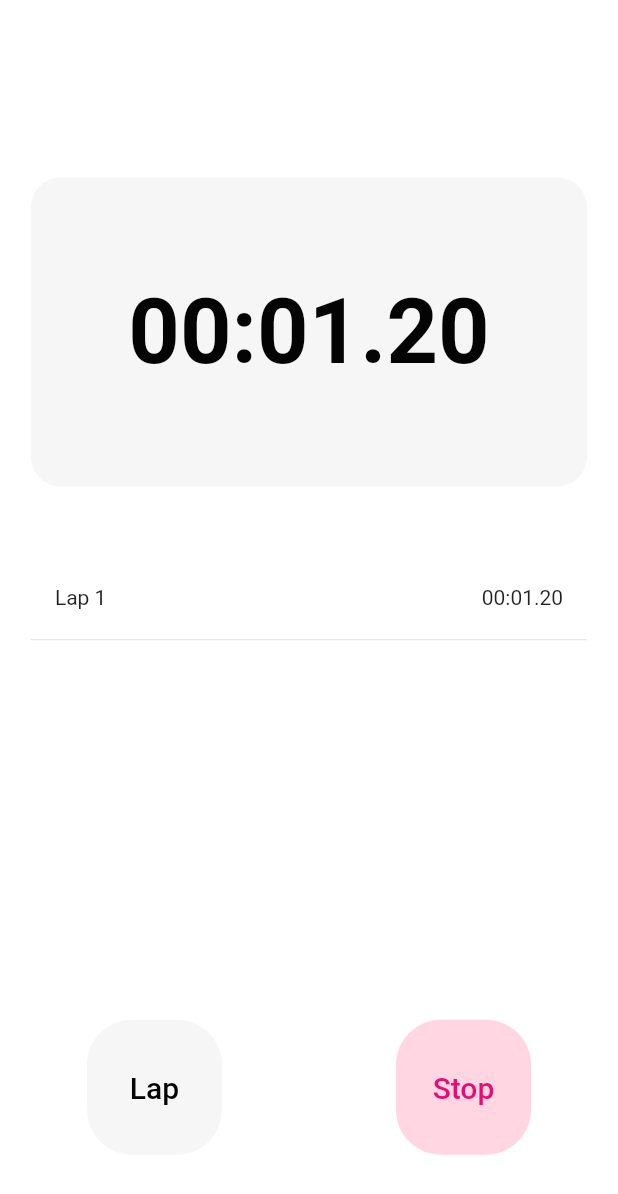
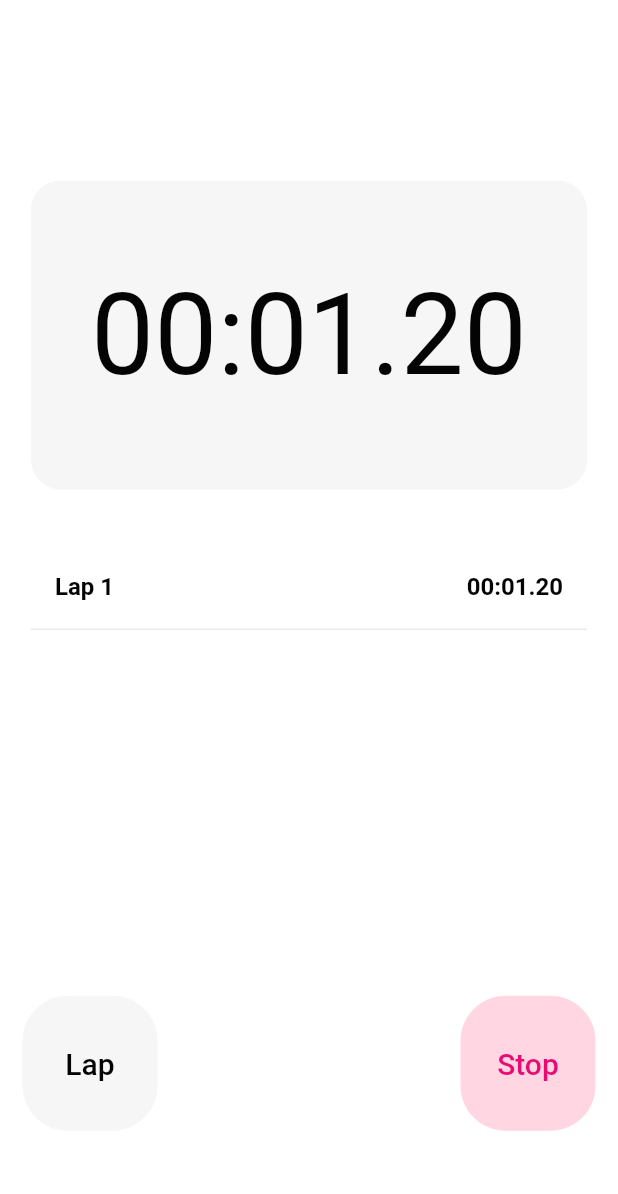
Before and after one commit to vincentmDAS/flutter_stopwatch, a Flutter app: the screen it shows after launch, after a tap on "Start", on a phone screen of 412 x 824 dp. Shown: the top 1194 px of the screen. Run offline on Flutter 3.47's test engine with Material 2 defaults, Android fonts, the phone set to English and light mode, and no system bars; our stand-ins replace device_preview, flutter_riverpod.

Commit message:
adjust font

```diff
--- a/lib/home_page.dart
+++ b/lib/home_page.dart
@@ -21,14 +21,20 @@ class HomePage extends StatelessWidget {
       child: Scaffold(
         backgroundColor: AppColors.backgroundWhite,
         body: Center(
+          child: Padding(
+            padding: const EdgeInsets.symmetric(
+              horizontal: 15.0,
+              vertical: 25.0,
+            ),
             child: Column(
               mainAxisAlignment: MainAxisAlignment.spaceEvenly,
               children: const [
-              VerticalSpace(10),
+                VerticalSpace(5),
                 TimerDisplay(),
                 Laps(),
                 Buttons(),
               ],
+            ),
           ),
         ),
       ),
@@ -81,16 +87,14 @@ class Laps extends ConsumerWidget {
           children: [
             if (myStopWatch.isActive)
               LapListTile(
-                leading: Text('Lap ${myStopWatch.lapTimes.length + 1}'),
-                trailing: Text(myStopWatch.displayTime),
+                leadingText: 'Lap ${myStopWatch.lapTimes.length + 1}',
+                trailingText: myStopWatch.displayTime,
               ),
             for (final lapTime in myStopWatch.lapTimes.reversed)
               LapListTile(
                 key: UniqueKey(),
-                leading: Text(
-                  'Lap ${myStopWatch.lapTimes.indexOf(lapTime) + 1}',
-                ),
-                trailing: Text(lapTime),
+                leadingText: 'Lap ${myStopWatch.lapTimes.indexOf(lapTime) + 1}',
+                trailingText: lapTime,
               ),
           ],
         ),
@@ -109,7 +113,7 @@ class Buttons extends ConsumerWidget {
     final StopWatchNotifier myStopWatch = ref.watch(stopWatchProvider);
 
     return Row(
-      mainAxisAlignment: MainAxisAlignment.spaceAround,
+      mainAxisAlignment: MainAxisAlignment.spaceBetween,
       children: [
         SecondaryButton(
           displayText:
--- a/lib/main.dart
+++ b/lib/main.dart
@@ -1,3 +1,4 @@
+import 'package:device_preview/device_preview.dart';
 import 'package:flutter/material.dart';
 import 'package:flutter_riverpod/flutter_riverpod.dart';
 import 'package:flutter_stopwatch/utility/constant.dart';
@@ -6,8 +7,13 @@ import 'home_page.dart';
 
 void main() {
   runApp(
-    const ProviderScope(
-      child: MyApp(),
+    DevicePreview(
+      enabled: false,
+      builder: (context) {
+        return const ProviderScope(
+          child: MyApp(),
+        );
+      },
     ),
   );
 }
@@ -18,6 +24,7 @@ class MyApp extends StatelessWidget {
   @override
   Widget build(BuildContext context) {
     return MaterialApp(
+      debugShowCheckedModeBanner: false,
       title: AppStrings.flutterStopWatch,
       theme: ThemeData(),
       home: const HomePage(),
--- a/lib/utility/constant.dart
+++ b/lib/utility/constant.dart
@@ -28,8 +28,8 @@ class AppStyles {
 
   static const TextStyle titleBoldBlack = TextStyle(
     color: AppColors.mainBlack,
-    fontSize: 60,
-    fontWeight: FontWeight.w600,
+    fontSize: 75,
+    fontWeight: FontWeight.w400,
   );
   static const TextStyle buttonMainGreen = TextStyle(
     fontSize: 20,
@@ -47,4 +47,9 @@ class AppStyles {
     fontSize: 20,
     color: AppColors.mainGrey,
   );
+  static const TextStyle tileTextBlack = TextStyle(
+    fontSize: 16,
+    fontWeight: FontWeight.w600,
+    color: AppColors.mainBlack,
+  );
 }
--- a/lib/widgets/lap_list_tile.dart
+++ b/lib/widgets/lap_list_tile.dart
@@ -1,13 +1,15 @@
 import 'package:flutter/material.dart';
+
+import '../utility/constant.dart';
 
 class LapListTile extends StatelessWidget {
   const LapListTile({
     super.key,
-    required this.leading,
-    required this.trailing,
+    required this.leadingText,
+    required this.trailingText,
   });
-  final Widget leading;
-  final Widget trailing;
+  final String leadingText;
+  final String trailingText;
   @override
   Widget build(BuildContext context) {
     return Column(
@@ -15,8 +17,14 @@ class LapListTile extends StatelessWidget {
       children: [
         ListTile(
           visualDensity: const VisualDensity(vertical: -4),
-          leading: leading,
-          trailing: trailing,
+          leading: Text(
+            leadingText,
+            style: AppStyles.tileTextBlack,
+          ),
+          trailing: Text(
+            trailingText,
+            style: AppStyles.tileTextBlack,
+          ),
         ),
         const Divider()
       ],
--- a/pubspec.yaml
+++ b/pubspec.yaml
@@ -15,6 +15,7 @@ dependencies:
   cupertino_icons: ^1.0.2
   riverpod: ^2.3.0
   flutter_riverpod: ^2.3.0
+  device_preview: ^1.1.0
 
 dev_dependencies:
   test:
```
Also changed, not shown: pubspec.lock, 11 other files. Lines whose indentation alone changed are shown as unchanged.
